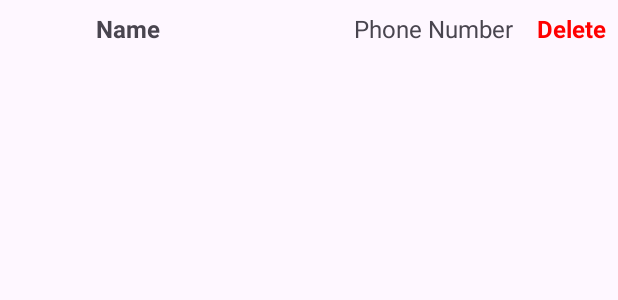
After one commit to CS5520-Fall-2024-Shivakumar/cs5520fall2024shivakumar-bruce722, an Android app: the layout contact_item.xml on its own in the app's theme, with its tools: preview values and no code run, on a phone screen of 412 x 824 dp. The commit adds this screen. Shown: the top 300 px of the screen. Run offline under Robolectric (Android 15) with nearby library versions, the phone set to English and light mode, and no system bars.

Commit message:
contact collector function added

```diff
--- /dev/null
+++ b/Assignment/app/src/main/res/layout/contact_item.xml
@@ -0,0 +1,49 @@
+<?xml version="1.0" encoding="utf-8"?>
+<androidx.constraintlayout.widget.ConstraintLayout xmlns:android="http://schemas.android.com/apk/res/android"
+    xmlns:app="http://schemas.android.com/apk/res-auto"
+    android:layout_width="match_parent"
+    android:layout_height="wrap_content"
+    android:padding="8dp"
+    android:layout_marginStart="56dp">
+
+    <!-- Contact Name -->
+    <TextView
+        android:id="@+id/tv_name"
+        android:layout_width="0dp"
+        android:layout_height="wrap_content"
+        android:text="Name"
+        android:textSize="16sp"
+        android:textStyle="bold"
+        app:layout_constraintStart_toStartOf="parent"
+        app:layout_constraintTop_toTopOf="parent"
+        app:layout_constraintBottom_toBottomOf="parent"
+        app:layout_constraintEnd_toStartOf="@id/tv_phone_number"
+        app:layout_constraintHorizontal_bias="0" />
+
+    <!-- Contact Phone Number -->
+    <TextView
+        android:id="@+id/tv_phone_number"
+        android:layout_width="wrap_content"
+        android:layout_height="wrap_content"
+        android:text="Phone Number"
+        android:textSize="16sp"
+        app:layout_constraintStart_toEndOf="@id/tv_name"
+        app:layout_constraintTop_toTopOf="parent"
+        app:layout_constraintBottom_toBottomOf="parent"
+        app:layout_constraintEnd_toStartOf="@id/tv_delete"
+        android:paddingStart="16dp" />
+
+    <!-- Delete Option -->
+    <TextView
+        android:id="@+id/tv_delete"
+        android:layout_width="wrap_content"
+        android:layout_height="wrap_content"
+        android:text="Delete"
+        android:textColor="#FF0000"
+        android:textSize="16sp"
+        android:textStyle="bold"
+        app:layout_constraintTop_toTopOf="parent"
+        app:layout_constraintBottom_toBottomOf="parent"
+        app:layout_constraintEnd_toEndOf="parent"
+        android:paddingStart="16dp" />
+</androidx.constraintlayout.widget.ConstraintLayout>
--- a/Assignment/app/src/main/res/values/strings.xml
+++ b/Assignment/app/src/main/res/values/strings.xml
@@ -1,3 +1,4 @@
 <resources>
     <string name="app_name">NUMAD24Fa_ChuanzhaoHuang</string>
+    <string name="todo">TODO</string>
 </resources>
```
Also changed, not shown: Assignment/app/src/main/AndroidManifest.xml (+13 -4 lines), Assignment/app/src/main/java/com/example/numad24fa_chuanzhaohuang/Adapters/ContactAdapter.java (added, +72 -0 lines), Assignment/app/src/main/java/com/example/numad24fa_chuanzhaohuang/ContactsCollectorActivity.java (added, +145 -0 lines), Assignment/app/src/main/java/com/example/numad24fa_chuanzhaohuang/MainActivity.java (+10 -0 lines), Assignment/app/src/main/java/com/example/numad24fa_chuanzhaohuang/Models/Contact.java (added, +31 -0 lines), Assignment/app/src/main/res/drawable/ic_add.xml (added, +10 -0 lines), Assignment/app/src/main/res/layout/activity_contacts_collector.xml (added, +31 -0 lines), Assignment/app/src/main/res/layout/activity_main.xml (+15 -4 lines), Assignment/app/src/main/res/layout/dialog_add_contact.xml (added, +25 -0 lines).
